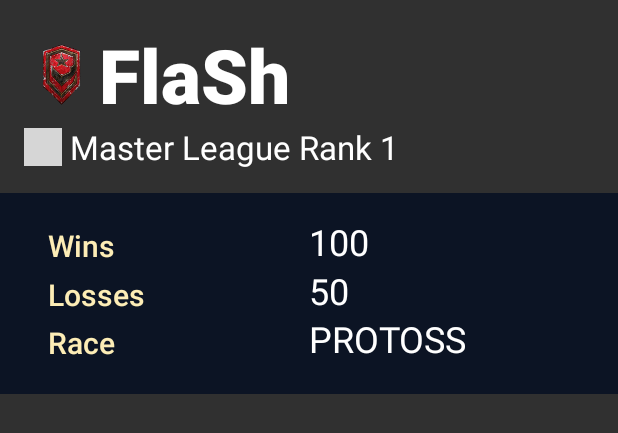
After one commit to fabianlupa/and-capstone, an Android app: the layout fragment_profile_detail.xml on its own in the app's theme, with its tools: preview values and no code run, on a phone screen of 412 x 824 dp. The commit adds this screen. Shown: the top 433 px of the screen. Run offline under Robolectric (Android 15) with nearby library versions, the phone set to English and light mode, and no system bars; grey boxes are pictures that could not be loaded.

Commit message:
Add profile detail activity

```diff
--- a/app/src/main/java/com/flaiker/sc2profiler/ui/MainActivity.java
+++ b/app/src/main/java/com/flaiker/sc2profiler/ui/MainActivity.java
@@ -1,5 +1,6 @@
 package com.flaiker.sc2profiler.ui;
 
+import android.content.Intent;
 import android.net.Uri;
 import android.os.Bundle;
 import android.support.design.widget.TabLayout;
@@ -66,6 +67,9 @@ public class MainActivity extends AppCompatActivity implements
 
     @Override
     public void onListFragmentInteraction(Ranking item) {
+        Intent detailIntent = new Intent(this, ProfileDetailActivity.class);
+        detailIntent.putExtra(ProfileDetailActivity.EXTRA_PATH, item.profilePath);
+        startActivity(detailIntent);
     }
 
     @Override
--- /dev/null
+++ b/app/src/main/res/layout/fragment_profile_detail.xml
@@ -0,0 +1,151 @@
+<?xml version="1.0" encoding="utf-8"?>
+<LinearLayout
+    xmlns:android="http://schemas.android.com/apk/res/android"
+    xmlns:app="http://schemas.android.com/apk/res-auto"
+    xmlns:tools="http://schemas.android.com/tools"
+    android:id="@+id/content_profile_detail"
+    android:layout_width="match_parent"
+    android:layout_height="match_parent"
+    android:orientation="vertical"
+    tools:context="com.flaiker.sc2profiler.ui.ProfileDetailFragment">
+
+    <LinearLayout
+        android:layout_width="match_parent"
+        android:layout_height="wrap_content"
+        android:orientation="vertical"
+        android:paddingBottom="@dimen/activity_vertical_margin"
+        android:paddingEnd="@dimen/activity_horizontal_margin"
+        android:paddingStart="@dimen/activity_horizontal_margin"
+        android:paddingTop="@dimen/activity_vertical_margin">
+
+        <LinearLayout
+            android:layout_width="match_parent"
+            android:layout_height="wrap_content"
+            android:orientation="horizontal">
+
+            <ImageView
+                android:id="@+id/profile_race_icon"
+                android:layout_width="wrap_content"
+                android:layout_height="wrap_content"
+                android:layout_gravity="center_vertical"
+                android:adjustViewBounds="true"
+                android:maxHeight="50dp"
+                android:maxWidth="50dp"
+                tools:src="@drawable/race_terran"/>
+
+            <TextView
+                android:id="@+id/profile_name"
+                style="@style/Base.TextAppearance.AppCompat.Title"
+                android:layout_width="wrap_content"
+                android:layout_height="wrap_content"
+                android:textSize="50sp"
+                android:textStyle="bold"
+                tools:text="FlaSh"/>
+        </LinearLayout>
+
+        <LinearLayout
+            android:layout_width="match_parent"
+            android:layout_height="wrap_content"
+            android:orientation="horizontal">
+
+            <ImageView
+                android:id="@+id/profile_league_icon"
+                android:layout_width="wrap_content"
+                android:layout_height="wrap_content"
+                android:layout_gravity="center_vertical"
+                android:adjustViewBounds="true"
+                android:maxHeight="25dp"
+                android:maxWidth="25dp"
+                tools:src="@drawable/league_grandmaster"/>
+
+            <TextView
+                android:id="@+id/profile_league_rank_text"
+                style="@style/Base.TextAppearance.AppCompat.Large"
+                android:layout_width="wrap_content"
+                android:layout_height="wrap_content"
+                android:layout_marginStart="5dp"
+                tools:text="Master League Rank 1"/>
+        </LinearLayout>
+    </LinearLayout>
+
+    <android.support.constraint.ConstraintLayout
+        android:id="@+id/profile_details"
+        android:layout_width="match_parent"
+        android:layout_height="wrap_content"
+        android:background="@color/colorPrimaryDark"
+        android:paddingBottom="@dimen/profile_detail_vertical_padding"
+        android:paddingEnd="@dimen/profile_detail_horizontal_padding"
+        android:paddingStart="@dimen/profile_detail_horizontal_padding"
+        android:paddingTop="@dimen/profile_detail_vertical_padding">
+
+        <android.support.constraint.Guideline
+            android:id="@+id/horizontal_middle"
+            android:layout_width="wrap_content"
+            android:layout_height="wrap_content"
+            android:orientation="vertical"
+            android:padding="32dp"
+            app:layout_constraintGuide_percent="0.5"/>
+
+        <TextView
+            android:id="@+id/wins_label"
+            style="@style/DetailLabel"
+            android:layout_width="wrap_content"
+            android:layout_marginLeft="0dp"
+            android:text="@string/wins"
+            app:layout_constraintBottom_toTopOf="@+id/losses_label"
+            app:layout_constraintLeft_toLeftOf="parent"
+            app:layout_constraintTop_toTopOf="parent"
+            app:layout_constraintVertical_bias="0.5"/>
+
+        <TextView
+            android:id="@+id/wins"
+            style="@style/DetailValue"
+            android:layout_width="wrap_content"
+            android:layout_height="wrap_content"
+            app:layout_constraintBottom_toBottomOf="@+id/wins_label"
+            app:layout_constraintLeft_toLeftOf="@+id/horizontal_middle"
+            tools:text="100"/>
+
+        <TextView
+            android:id="@+id/losses_label"
+            style="@style/DetailLabel"
+            android:layout_width="wrap_content"
+            android:layout_height="wrap_content"
+            android:layout_marginBottom="0dp"
+            android:layout_marginLeft="0dp"
+            android:text="@string/losses"
+            app:layout_constraintBottom_toBottomOf="parent"
+            app:layout_constraintLeft_toLeftOf="parent"
+            app:layout_constraintTop_toTopOf="parent"
+            app:layout_constraintVertical_bias="0.511"/>
+
+        <TextView
+            android:id="@+id/losses"
+            style="@style/DetailValue"
+            android:layout_width="wrap_content"
+            android:layout_height="wrap_content"
+            app:layout_constraintBottom_toBottomOf="@+id/losses_label"
+            app:layout_constraintLeft_toLeftOf="@+id/horizontal_middle"
+            tools:text="50"/>
+
+        <TextView
+            android:id="@+id/race_label"
+            style="@style/DetailLabel"
+            android:layout_width="wrap_content"
+            android:text="@string/race"
+            app:layout_constraintBottom_toBottomOf="parent"
+            app:layout_constraintLeft_toLeftOf="parent"
+            app:layout_constraintTop_toBottomOf="@+id/losses_label"
+            app:layout_constraintVertical_bias="0.5"/>
+
+        <TextView
+            android:id="@+id/race"
+            style="@style/DetailValue"
+            app:layout_constraintBottom_toBottomOf="@+id/race_label"
+            app:layout_constraintLeft_toLeftOf="@+id/horizontal_middle"
+            tools:text="PROTOSS"/>
+
+
+    </android.support.constraint.ConstraintLayout>
+
+</LinearLayout>
--- a/app/src/main/res/values/dimens.xml
+++ b/app/src/main/res/values/dimens.xml
@@ -2,7 +2,10 @@
     <!-- Default screen margins, per the Android Design guidelines. -->
     <dimen name="activity_horizontal_margin">16dp</dimen>
     <dimen name="activity_vertical_margin">16dp</dimen>
+    <dimen name="app_bar_height">200dp</dimen>
     <dimen name="fab_margin">16dp</dimen>
     <dimen name="appbar_padding_top">8dp</dimen>
     <dimen name="text_margin">16dp</dimen>
+    <dimen name="profile_detail_horizontal_padding">32dp</dimen>
+    <dimen name="profile_detail_vertical_padding">16dp</dimen>
 </resources>
--- a/app/src/main/res/values/strings.xml
+++ b/app/src/main/res/values/strings.xml
@@ -7,4 +7,8 @@
 
     <!-- TODO: Remove or change this placeholder text -->
     <string name="hello_blank_fragment">Hello blank fragment</string>
+    <string name="title_activity_profile_detail">ProfileDetailActivity</string>
+    <string name="losses">Losses</string>
+    <string name="race">Race</string>
+    <string name="wins">Wins</string>
 </resources>
--- a/app/src/main/res/values/styles.xml
+++ b/app/src/main/res/values/styles.xml
@@ -13,8 +13,20 @@
         <item name="windowNoTitle">true</item>
     </style>
 
-    <style name="AppTheme.AppBarOverlay" parent="ThemeOverlay.AppCompat.Dark.ActionBar" />
+    <style name="AppTheme.AppBarOverlay" parent="ThemeOverlay.AppCompat.Dark.ActionBar"/>
 
-    <style name="AppTheme.PopupOverlay" parent="ThemeOverlay.AppCompat.Light" />
+    <style name="AppTheme.PopupOverlay" parent="ThemeOverlay.AppCompat.Light"/>
+
+    <style name="DetailLabel" parent="@style/TextAppearance.AppCompat.Title">
+        <item name="android:layout_width">wrap_content</item>
+        <item name="android:layout_height">wrap_content</item>
+        <item name="android:textColor">@color/colorAccent</item>
+    </style>
+
+    <style name="DetailValue" parent="@style/TextAppearance.AppCompat.Headline">
+        <item name="android:layout_width">wrap_content</item>
+        <item name="android:layout_height">wrap_content</item>
+        <item name="android:textColor">@android:color/white</item>
+    </style>
 
 </resources>
```
Also changed, not shown: app/src/main/AndroidManifest.xml (+11 -0 lines), app/src/main/java/com/flaiker/sc2profiler/ui/LadderRecyclerViewAdapter.java (+3 -10 lines), app/src/main/java/com/flaiker/sc2profiler/ui/ProfileDetailActivity.java (added, +50 -0 lines), app/src/main/java/com/flaiker/sc2profiler/ui/ProfileDetailFragment.java (added, +112 -0 lines), app/src/main/res/layout/activity_profile_detail.xml (added, +62 -0 lines), app/src/main/res/layout/content_profile_detail.xml (added, +9 -0 lines), app/src/main/res/menu/menu_profile_detail.xml (added, +10 -0 lines).
